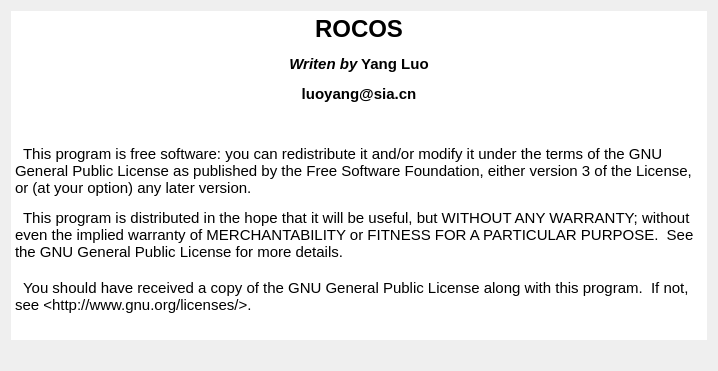
Above: src/AboutDialog.ui from thinkexist1989/rocos-viz before the change. Below: the same form after it.
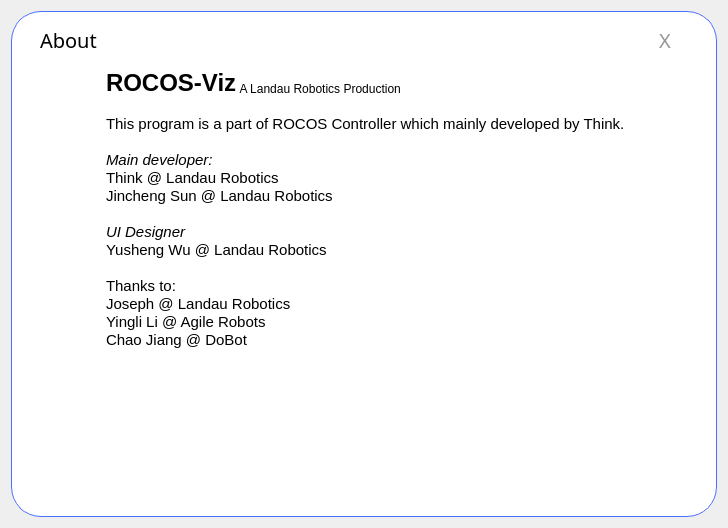
That is the form after the change. Icons and pictures are not drawn.

Commit message:
Not Finished! Update About and Plotter
修改了关于界面和Plotter配置界面相关内容

```diff
--- a/src/AboutDialog.ui
+++ b/src/AboutDialog.ui
@@ -6,8 +6,8 @@
    <rect>
     <x>0</x>
     <y>0</y>
-    <width>718</width>
-    <height>371</height>
+    <width>728</width>
+    <height>528</height>
    </rect>
   </property>
   <property name="windowTitle">
@@ -18,94 +18,191 @@
   </property>
   <layout class="QGridLayout" name="gridLayout">
    <item row="0" column="0">
-    <widget class="QTextBrowser" name="textBrowser">
+    <widget class="QWidget" name="widget" native="true">
      <property name="styleSheet">
-      <string notr="true">font: 11pt &quot;Alibaba PuHuiTi 3.0&quot;;</string>
+      <string notr="true">.QWidget {
+	font: 11pt &quot;Alibaba PuHuiTi 3.0&quot;;
+   background-color: white;
+   border-radius: 30px;
+   border: 1px solid #496FFF;
+}</string>
      </property>
-     <property name="frameShape">
-      <enum>QFrame::NoFrame</enum>
-     </property>
-     <property name="frameShadow">
-      <enum>QFrame::Plain</enum>
-     </property>
-     <property name="html">
-      <string>&lt;!DOCTYPE HTML PUBLIC &quot;-//W3C//DTD HTML 4.0//EN&quot; &quot;http://www.w3.org/TR/REC-html40/strict.dtd&quot;&gt;
+     <layout class="QGridLayout" name="gridLayout_2" rowstretch="1,3,3,6" columnstretch="1,8">
+      <item row="1" column="0">
+       <widget class="QLabel" name="label_5">
+        <property name="sizePolicy">
+         <sizepolicy hsizetype="Fixed" vsizetype="Fixed">
+          <horstretch>0</horstretch>
+          <verstretch>0</verstretch>
+         </sizepolicy>
+        </property>
+        <property name="maximumSize">
+         <size>
+          <width>150</width>
+          <height>150</height>
+         </size>
+        </property>
+        <property name="text">
+         <string/>
+        </property>
+        <property name="pixmap">
+         <pixmap resource="../res.qrc">:/res/landau-big.png</pixmap>
+        </property>
+        <property name="scaledContents">
+         <bool>true</bool>
+        </property>
+       </widget>
+      </item>
+      <item row="0" column="0" colspan="2">
+       <layout class="QHBoxLayout" name="horizontalLayout" stretch="3,10,1">
+        <property name="leftMargin">
+         <number>20</number>
+        </property>
+        <property name="rightMargin">
+         <number>20</number>
+        </property>
+        <item>
+         <widget class="QLabel" name="label_3">
+          <property name="font">
+           <font>
+            <family>Alibaba PuHuiTi 3.0</family>
+            <pointsize>15</pointsize>
+            <italic>false</italic>
+            <bold>false</bold>
+           </font>
+          </property>
+          <property name="styleSheet">
+           <string notr="true">QLabel {
+    	font: 15pt &quot;Alibaba PuHuiTi 3.0&quot;;
+}</string>
+          </property>
+          <property name="text">
+           <string>About</string>
+          </property>
+         </widget>
+        </item>
+        <item>
+         <spacer name="horizontalSpacer">
+          <property name="orientation">
+           <enum>Qt::Horizontal</enum>
+          </property>
+          <property name="sizeHint" stdset="0">
+           <size>
+            <width>40</width>
+            <height>20</height>
+           </size>
+          </property>
+         </spacer>
+        </item>
+        <item>
+         <widget class="QPushButton" name="exitButton">
+          <property name="sizePolicy">
+           <sizepolicy hsizetype="Preferred" vsizetype="Preferred">
+            <horstretch>0</horstretch>
+            <verstretch>0</verstretch>
+           </sizepolicy>
+          </property>
+          <property name="font">
+           <font>
+            <family>Alibaba PuHuiTi 3.0</family>
+            <pointsize>15</pointsize>
+            <italic>false</italic>
+            <bold>false</bold>
+           </font>
+          </property>
+          <property name="styleSheet">
+           <string notr="true">QPushButton {
+    font: 15pt &quot;Alibaba PuHuiTi 3.0&quot;;
+
+	border: 0px solid #D8D8D8;
+	border-radius: 40px;
+	color: #979797;
+}
+
+QPushButton:hover {
+	background-color: #496FFF;
+	color: white;
+}
+
+QPushButton:pressed, QPushButton:checked {
+	color: red;
+}
+</string>
+          </property>
+          <property name="text">
+           <string>X</string>
+          </property>
+         </widget>
+        </item>
+       </layout>
+      </item>
+      <item row="2" column="0">
+       <widget class="QLabel" name="label">
+        <property name="sizePolicy">
+         <sizepolicy hsizetype="Fixed" vsizetype="Fixed">
+          <horstretch>0</horstretch>
+          <verstretch>0</verstretch>
+         </sizepolicy>
+        </property>
+        <property name="maximumSize">
+         <size>
+          <width>100</width>
+          <height>80</height>
+         </size>
+        </property>
+        <property name="text">
+         <string/>
+        </property>
+        <property name="pixmap">
+         <pixmap resource="../res.qrc">:/rocos-viz.png</pixmap>
+        </property>
+        <property name="scaledContents">
+         <bool>true</bool>
+        </property>
+       </widget>
+      </item>
+      <item row="1" column="1" rowspan="3">
+       <widget class="QTextBrowser" name="textBrowser">
+        <property name="styleSheet">
+         <string notr="true">font: 11pt &quot;Alibaba PuHuiTi 3.0&quot;;</string>
+        </property>
+        <property name="frameShape">
+         <enum>QFrame::NoFrame</enum>
+        </property>
+        <property name="html">
+         <string>&lt;!DOCTYPE HTML PUBLIC &quot;-//W3C//DTD HTML 4.0//EN&quot; &quot;http://www.w3.org/TR/REC-html40/strict.dtd&quot;&gt;
 &lt;html&gt;&lt;head&gt;&lt;meta name=&quot;qrichtext&quot; content=&quot;1&quot; /&gt;&lt;meta charset=&quot;utf-8&quot; /&gt;&lt;style type=&quot;text/css&quot;&gt;
 p, li { white-space: pre-wrap; }
 hr { height: 1px; border-width: 0; }
 li.unchecked::marker { content: &quot;\2610&quot;; }
 li.checked::marker { content: &quot;\2612&quot;; }
 &lt;/style&gt;&lt;/head&gt;&lt;body style=&quot; font-family:'Alibaba PuHuiTi 3.0'; font-size:11pt; font-weight:400; font-style:normal;&quot;&gt;
-&lt;p align=&quot;center&quot; style=&quot; margin-top:12px; margin-bottom:12px; margin-left:0px; margin-right:0px; -qt-block-indent:0; text-indent:0px;&quot;&gt;&lt;span style=&quot; font-family:'Arial'; font-size:18pt; font-weight:600;&quot;&gt;ROCOS&lt;/span&gt;&lt;/p&gt;
-&lt;p align=&quot;center&quot; style=&quot; margin-top:12px; margin-bottom:12px; margin-left:0px; margin-right:0px; -qt-block-indent:0; text-indent:0px;&quot;&gt;&lt;span style=&quot; font-family:'Arial'; font-weight:600; font-style:italic;&quot;&gt;Writen by&lt;/span&gt;&lt;span style=&quot; font-family:'Arial'; font-weight:600;&quot;&gt; Yang Luo&lt;/span&gt;&lt;/p&gt;
-&lt;p align=&quot;center&quot; style=&quot; margin-top:12px; margin-bottom:12px; margin-left:0px; margin-right:0px; -qt-block-indent:0; text-indent:0px;&quot;&gt;&lt;span style=&quot; font-family:'Arial'; font-weight:600;&quot;&gt;luoyang@sia.cn&lt;/span&gt;&lt;/p&gt;
-&lt;p style=&quot;-qt-paragraph-type:empty; margin-top:12px; margin-bottom:12px; margin-left:0px; margin-right:0px; -qt-block-indent:0; text-indent:0px; font-family:'Arial'; font-weight:600;&quot;&gt;&lt;br /&gt;&lt;/p&gt;
-&lt;p style=&quot; margin-top:12px; margin-bottom:12px; margin-left:0px; margin-right:0px; -qt-block-indent:0; text-indent:0px;&quot;&gt;&lt;span style=&quot; font-family:'Arial';&quot;&gt;  This program is free software: you can redistribute it and/or modify it under the terms of the GNU General Public License as published by the Free Software Foundation, either version 3 of the License, or (at your option) any later version.&lt;/span&gt;&lt;/p&gt;
-&lt;p style=&quot; margin-top:0px; margin-bottom:0px; margin-left:0px; margin-right:0px; -qt-block-indent:0; text-indent:0px;&quot;&gt;&lt;span style=&quot; font-family:'Arial';&quot;&gt;  This program is distributed in the hope that it will be useful, but WITHOUT ANY WARRANTY; without even the implied warranty of MERCHANTABILITY or FITNESS FOR A PARTICULAR PURPOSE.  See the GNU General Public License for more details.&lt;/span&gt;&lt;/p&gt;
-&lt;p style=&quot;-qt-paragraph-type:empty; margin-top:0px; margin-bottom:0px; margin-left:0px; margin-right:0px; -qt-block-indent:0; text-indent:0px; font-family:'Arial';&quot;&gt;&lt;br /&gt;&lt;/p&gt;
-&lt;p style=&quot; margin-top:0px; margin-bottom:0px; margin-left:0px; margin-right:0px; -qt-block-indent:0; text-indent:0px;&quot;&gt;&lt;span style=&quot; font-family:'Arial';&quot;&gt;  You should have received a copy of the GNU General Public License along with this program.  If not, see &amp;lt;http://www.gnu.org/licenses/&amp;gt;.&lt;/span&gt;&lt;/p&gt;&lt;/body&gt;&lt;/html&gt;</string>
-     </property>
+&lt;p style=&quot; margin-top:0px; margin-bottom:0px; margin-left:0px; margin-right:0px; -qt-block-indent:0; text-indent:0px;&quot;&gt;&lt;span style=&quot; font-size:18pt; font-weight:700;&quot;&gt;ROCOS-Viz&lt;/span&gt;&lt;span style=&quot; font-size:14pt; font-weight:700; vertical-align:sub;&quot;&gt; &lt;/span&gt;&lt;span style=&quot; font-size:14pt; vertical-align:sub;&quot;&gt;A Landau Robotics Production&lt;/span&gt;&lt;/p&gt;
+&lt;p style=&quot;-qt-paragraph-type:empty; margin-top:0px; margin-bottom:0px; margin-left:0px; margin-right:0px; -qt-block-indent:0; text-indent:0px;&quot;&gt;&lt;br /&gt;&lt;/p&gt;
+&lt;p style=&quot; margin-top:0px; margin-bottom:0px; margin-left:0px; margin-right:0px; -qt-block-indent:0; text-indent:0px;&quot;&gt;This program is a part of ROCOS Controller which mainly developed by Think.&lt;/p&gt;
+&lt;p style=&quot;-qt-paragraph-type:empty; margin-top:0px; margin-bottom:0px; margin-left:0px; margin-right:0px; -qt-block-indent:0; text-indent:0px;&quot;&gt;&lt;br /&gt;&lt;/p&gt;
+&lt;p style=&quot; margin-top:0px; margin-bottom:0px; margin-left:0px; margin-right:0px; -qt-block-indent:0; text-indent:0px;&quot;&gt;&lt;span style=&quot; font-style:italic;&quot;&gt;Main developer:&lt;/span&gt;&lt;/p&gt;
+&lt;p style=&quot; margin-top:0px; margin-bottom:0px; margin-left:0px; margin-right:0px; -qt-block-indent:0; text-indent:0px;&quot;&gt;Think @ Landau Robotics&lt;/p&gt;
+&lt;p style=&quot; margin-top:0px; margin-bottom:0px; margin-left:0px; margin-right:0px; -qt-block-indent:0; text-indent:0px;&quot;&gt;Jincheng Sun @ Landau Robotics&lt;/p&gt;
+&lt;p style=&quot;-qt-paragraph-type:empty; margin-top:0px; margin-bottom:0px; margin-left:0px; margin-right:0px; -qt-block-indent:0; text-indent:0px;&quot;&gt;&lt;br /&gt;&lt;/p&gt;
+&lt;p style=&quot; margin-top:0px; margin-bottom:0px; margin-left:0px; margin-right:0px; -qt-block-indent:0; text-indent:0px;&quot;&gt;&lt;span style=&quot; font-style:italic;&quot;&gt;UI Designer&lt;/span&gt;&lt;/p&gt;
+&lt;p style=&quot; margin-top:0px; margin-bottom:0px; margin-left:0px; margin-right:0px; -qt-block-indent:0; text-indent:0px;&quot;&gt;Yusheng Wu @ Landau Robotics&lt;/p&gt;
+&lt;p style=&quot;-qt-paragraph-type:empty; margin-top:0px; margin-bottom:0px; margin-left:0px; margin-right:0px; -qt-block-indent:0; text-indent:0px;&quot;&gt;&lt;br /&gt;&lt;/p&gt;
+&lt;p style=&quot; margin-top:0px; margin-bottom:0px; margin-left:0px; margin-right:0px; -qt-block-indent:0; text-indent:0px;&quot;&gt;Thanks to:&lt;/p&gt;
+&lt;p style=&quot; margin-top:0px; margin-bottom:0px; margin-left:0px; margin-right:0px; -qt-block-indent:0; text-indent:0px;&quot;&gt;Joseph @ Landau Robotics&lt;/p&gt;
+&lt;p style=&quot; margin-top:0px; margin-bottom:0px; margin-left:0px; margin-right:0px; -qt-block-indent:0; text-indent:0px;&quot;&gt;Yingli Li @ Agile Robots&lt;/p&gt;
+&lt;p style=&quot; margin-top:0px; margin-bottom:0px; margin-left:0px; margin-right:0px; -qt-block-indent:0; text-indent:0px;&quot;&gt;Chao Jiang @ DoBot&lt;/p&gt;
+&lt;p style=&quot;-qt-paragraph-type:empty; margin-top:0px; margin-bottom:0px; margin-left:0px; margin-right:0px; -qt-block-indent:0; text-indent:0px;&quot;&gt;&lt;br /&gt;&lt;/p&gt;&lt;/body&gt;&lt;/html&gt;</string>
+        </property>
+       </widget>
+      </item>
+     </layout>
+     <zorder>layoutWidget</zorder>
+     <zorder>label_5</zorder>
+     <zorder>textBrowser</zorder>
+     <zorder>label</zorder>
     </widget>
    </item>
-   <item row="1" column="0">
-    <layout class="QHBoxLayout" name="horizontalLayout" stretch="0,0,0,0">
-     <property name="sizeConstraint">
-      <enum>QLayout::SetDefaultConstraint</enum>
-     </property>
-     <item>
-      <widget class="QLabel" name="label">
-       <property name="text">
-        <string/>
-       </property>
-       <property name="pixmap">
-        <pixmap resource="../res.qrc">:/res/qt.png</pixmap>
-       </property>
-       <property name="scaledContents">
-        <bool>true</bool>
-       </property>
-      </widget>
-     </item>
-     <item>
-      <widget class="QLabel" name="label_2">
-       <property name="text">
-        <string/>
-       </property>
-       <property name="pixmap">
-        <pixmap resource="../res.qrc">:/res/Eigen.png</pixmap>
-       </property>
-       <property name="scaledContents">
-        <bool>true</bool>
-       </property>
-      </widget>
-     </item>
-     <item>
-      <widget class="QLabel" name="label_3">
-       <property name="text">
-        <string/>
-       </property>
-       <property name="pixmap">
-        <pixmap resource="../res.qrc">:/res/vtk.png</pixmap>
-       </property>
-       <property name="scaledContents">
-        <bool>true</bool>
-       </property>
-      </widget>
-     </item>
-     <item>
-      <widget class="QLabel" name="label_4">
-       <property name="text">
-        <string/>
-       </property>
-       <property name="pixmap">
-        <pixmap resource="../res.qrc">:/res/kdl.png</pixmap>
-       </property>
-       <property name="scaledContents">
-        <bool>true</bool>
-       </property>
-      </widget>
-     </item>
-    </layout>
-   </item>
   </layout>
  </widget>
  <resources>
```
Left out of the diff: 2 changed lines with no effect on the pictures. The commit also changes 14 other files.
